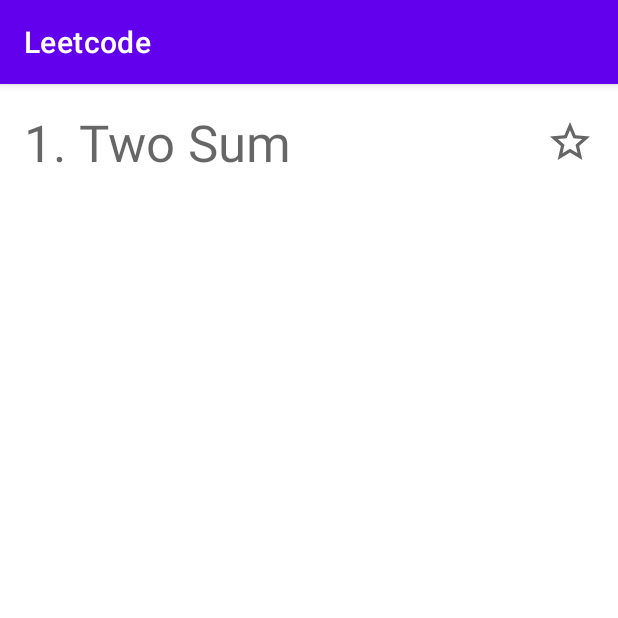
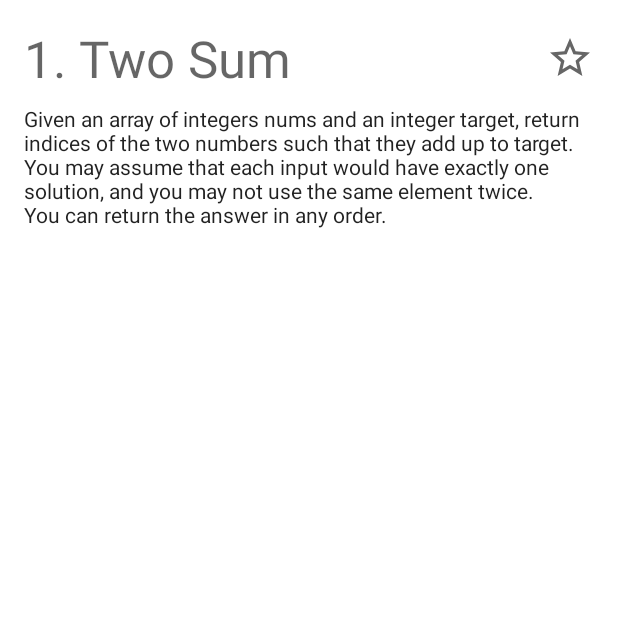
Before and after one commit to ademar111190/leetcode, an Android app: the screen it shows after launch (HomeActivity before the commit, DetailActivity after it), after a tap on "1. Two Sum", on a phone screen of 412 x 824 dp, the top half of it. Run offline under Robolectric (Android 15) with nearby library versions, the phone set to English and light mode, and no system bars.

Commit message:
Initial detail page

```diff
--- a/app/src/main/AndroidManifest.xml
+++ b/app/src/main/AndroidManifest.xml
@@ -3,14 +3,14 @@
     package="ademar.leetcode">
 
     <application
-        android:allowBackup="true"
+        android:allowBackup="false"
         android:icon="@mipmap/ic_launcher"
         android:label="@string/app_name"
         android:roundIcon="@mipmap/ic_launcher_round"
         android:supportsRtl="true"
         android:theme="@style/Theme.Leetcode">
         <activity
-            android:name=".HomeActivity"
+            android:name="ademar.leetcode.page.home.HomeActivity"
             android:exported="true">
             <intent-filter>
                 <action android:name="android.intent.action.MAIN" />
@@ -18,6 +18,8 @@
                 <category android:name="android.intent.category.LAUNCHER" />
             </intent-filter>
         </activity>
+
+        <activity android:name=".page.detail.DetailActivity" />
     </application>
 
 </manifest>
--- a/app/src/main/java/ademar/leetcode/Difficulty.kt
+++ b/app/src/main/java/ademar/leetcode/model/Difficulty.kt
@@ -1,5 +1,6 @@
-package ademar.leetcode
+package ademar.leetcode.model
 
+import ademar.leetcode.R
 import androidx.annotation.DrawableRes
 import androidx.annotation.StringRes
 
--- a/app/src/main/java/ademar/leetcode/HomeItem.kt
+++ b/app/src/main/java/ademar/leetcode/model/Problem.kt
@@ -1,6 +1,6 @@
-package ademar.leetcode
+package ademar.leetcode.model
 
-data class HomeItem(
+data class Problem(
     val title: String,
     val description: String,
     val difficulty: Difficulty,
--- /dev/null
+++ b/app/src/main/java/ademar/leetcode/page/detail/DetailActivity.kt
@@ -0,0 +1,36 @@
+package ademar.leetcode.page.detail
+
+import ademar.leetcode.R
+import ademar.leetcode.model.Difficulty
+import ademar.leetcode.model.Problem
+import android.os.Bundle
+import android.widget.ImageView
+import android.widget.TextView
+import androidx.appcompat.app.AppCompatActivity
+
+class DetailActivity : AppCompatActivity() {
+
+    override fun onCreate(savedInstanceState: Bundle?) {
+        super.onCreate(savedInstanceState)
+        setContentView(R.layout.detail_activity)
+
+        val problem = Problem(
+            title = "1. Two Sum",
+            description = """
+                        Given an array of integers nums and an integer target, return indices of the two numbers such that they add up to target.
+                        You may assume that each input would have exactly one solution, and you may not use the same element twice.
+                        You can return the answer in any order.
+                    """.trimIndent(),
+            difficulty = Difficulty.EASY,
+        )
+
+        val title = findViewById<TextView>(R.id.title)
+        val description = findViewById<TextView>(R.id.description)
+        val image = findViewById<ImageView>(R.id.difficulty)
+
+        title.text = problem.title
+        description.text = problem.description
+        image.setImageResource(problem.difficulty.image)
+    }
+
+}
--- a/app/src/main/java/ademar/leetcode/HomeActivity.kt
+++ b/app/src/main/java/ademar/leetcode/page/home/HomeActivity.kt
@@ -1,7 +1,11 @@
-package ademar.leetcode
+package ademar.leetcode.page.home
 
+import ademar.leetcode.R
+import ademar.leetcode.model.Difficulty
+import ademar.leetcode.model.Problem
+import ademar.leetcode.page.detail.DetailActivity
+import android.content.Intent
 import android.os.Bundle
-import android.util.Log
 import androidx.appcompat.app.AppCompatActivity
 import androidx.recyclerview.widget.LinearLayoutManager
 import androidx.recyclerview.widget.RecyclerView
@@ -16,7 +20,7 @@ class HomeActivity : AppCompatActivity() {
         recycler.layoutManager = LinearLayoutManager(this)
         recycler.adapter = HomeAdapter(
             items = listOf(
-                HomeItem(
+                Problem(
                     title = "1. Two Sum",
                     description = """
                         Given an array of integers nums and an integer target, return indices of the two numbers such that they add up to target.
@@ -27,7 +31,7 @@ class HomeActivity : AppCompatActivity() {
                 ),
             ),
             callback = {
-                Log.d("Home", "$it")
+                startActivity(Intent(this, DetailActivity::class.java))
             }
         )
     }
--- a/app/src/main/java/ademar/leetcode/HomeAdapter.kt
+++ b/app/src/main/java/ademar/leetcode/page/home/HomeAdapter.kt
@@ -1,12 +1,14 @@
-package ademar.leetcode
+package ademar.leetcode.page.home
 
+import ademar.leetcode.model.Problem
+import ademar.leetcode.R
 import android.view.LayoutInflater
 import android.view.ViewGroup
 import androidx.recyclerview.widget.RecyclerView
 
 class HomeAdapter(
-    private val items: List<HomeItem>,
-    private val callback: (HomeItem) -> Unit,
+    private val items: List<Problem>,
+    private val callback: (Problem) -> Unit,
 ) : RecyclerView.Adapter<HomeViewHolder>() {
 
     override fun onCreateViewHolder(parent: ViewGroup, viewType: Int): HomeViewHolder {
--- a/app/src/main/java/ademar/leetcode/HomeViewHolder.kt
+++ b/app/src/main/java/ademar/leetcode/page/home/HomeViewHolder.kt
@@ -1,5 +1,7 @@
-package ademar.leetcode
+package ademar.leetcode.page.home
 
+import ademar.leetcode.model.Problem
+import ademar.leetcode.R
 import android.content.Context
 import android.view.View
 import android.widget.ImageView
@@ -8,10 +10,10 @@ import androidx.recyclerview.widget.RecyclerView
 
 class HomeViewHolder(
     view: View,
-    private val callback: (HomeItem) -> Unit,
+    private val callback: (Problem) -> Unit,
 ) : RecyclerView.ViewHolder(view) {
 
-    private var item: HomeItem? = null
+    private var item: Problem? = null
 
     init {
         view.setOnClickListener {
@@ -19,7 +21,7 @@ class HomeViewHolder(
         }
     }
 
-    fun bind(item: HomeItem) {
+    fun bind(item: Problem) {
         this.item = item
         val title = itemView.findViewById<TextView>(R.id.title)
         val difficulty = itemView.findViewById<ImageView>(R.id.difficulty)
--- /dev/null
+++ b/app/src/main/res/layout/detail_activity.xml
@@ -0,0 +1,58 @@
+<?xml version="1.0" encoding="utf-8"?>
+<ScrollView xmlns:android="http://schemas.android.com/apk/res/android"
+    xmlns:app="http://schemas.android.com/apk/res-auto"
+    xmlns:tools="http://schemas.android.com/tools"
+    android:layout_width="match_parent"
+    android:layout_height="match_parent"
+    android:fillViewport="true">
+
+    <androidx.constraintlayout.widget.ConstraintLayout
+        android:layout_width="match_parent"
+        android:layout_height="wrap_content"
+        android:paddingBottom="16dp">
+
+        <TextView
+            android:id="@+id/title"
+            style="@style/TextAppearance.AppCompat.Display1"
+            android:layout_width="0dp"
+            android:layout_height="wrap_content"
+            android:layout_marginStart="16dp"
+            android:layout_marginTop="16dp"
+            android:layout_marginEnd="16dp"
+            android:layout_marginBottom="16dp"
+            android:ellipsize="end"
+            android:maxLines="2"
+            android:textAlignment="textStart"
+            app:layout_constraintEnd_toStartOf="@+id/difficulty"
+            app:layout_constraintStart_toStartOf="parent"
+            app:layout_constraintTop_toTopOf="parent"
+            tools:text="@string/content_description_difficulty_easy" />
+
+        <ImageView
+            android:id="@+id/difficulty"
+            android:layout_width="32dp"
+            android:layout_height="32dp"
+            android:layout_gravity="center_vertical|end"
+            android:layout_marginEnd="16dp"
+            android:importantForAccessibility="no"
+            app:layout_constraintBottom_toBottomOf="@id/title"
+            app:layout_constraintEnd_toEndOf="parent"
+            app:layout_constraintStart_toEndOf="@+id/title"
+            app:layout_constraintTop_toTopOf="@id/title"
+            app:srcCompat="@drawable/ic_difficulty_easy" />
+
+        <TextView
+            android:id="@+id/description"
+            style="@style/TextAppearance.AppCompat.Body1"
+            android:layout_width="0dp"
+            android:layout_height="wrap_content"
+            android:layout_marginStart="16dp"
+            android:layout_marginTop="8dp"
+            android:layout_marginEnd="16dp"
+            app:layout_constraintEnd_toEndOf="parent"
+            app:layout_constraintStart_toStartOf="parent"
+            app:layout_constraintTop_toBottomOf="@+id/title"
+            tools:text="@tools:sample/lorem" />
+
+    </androidx.constraintlayout.widget.ConstraintLayout>
+</ScrollView>
--- a/app/src/main/res/layout/home_activity.xml
+++ b/app/src/main/res/layout/home_activity.xml
@@ -4,7 +4,7 @@
     xmlns:tools="http://schemas.android.com/tools"
     android:layout_width="match_parent"
     android:layout_height="match_parent"
-    tools:context=".HomeActivity">
+    tools:context=".page.home.HomeActivity">
 
     <androidx.recyclerview.widget.RecyclerView
         android:id="@+id/recycler"
--- a/app/src/main/res/values-night/themes.xml
+++ b/app/src/main/res/values-night/themes.xml
@@ -1,5 +1,6 @@
 <resources xmlns:tools="http://schemas.android.com/tools">
-    <style name="Theme.Leetcode" parent="Theme.MaterialComponents.DayNight.DarkActionBar">
+
+    <style name="Theme.Leetcode" parent="Theme.MaterialComponents.DayNight.NoActionBar">
         <item name="colorPrimary">@color/purple_200</item>
         <item name="colorPrimaryVariant">@color/purple_700</item>
         <item name="colorOnPrimary">@color/black</item>
@@ -8,4 +9,5 @@
         <item name="colorOnSecondary">@color/black</item>
         <item name="android:statusBarColor" tools:targetApi="l">?attr/colorPrimaryVariant</item>
     </style>
+
 </resources>
--- a/app/src/main/res/values/themes.xml
+++ b/app/src/main/res/values/themes.xml
@@ -1,5 +1,6 @@
 <resources xmlns:tools="http://schemas.android.com/tools">
-    <style name="Theme.Leetcode" parent="Theme.MaterialComponents.DayNight.DarkActionBar">
+
+    <style name="Theme.Leetcode" parent="Theme.MaterialComponents.DayNight.NoActionBar">
         <item name="colorPrimary">@color/purple_500</item>
         <item name="colorPrimaryVariant">@color/purple_700</item>
         <item name="colorOnPrimary">@color/white</item>
@@ -8,4 +9,5 @@
         <item name="colorOnSecondary">@color/black</item>
         <item name="android:statusBarColor" tools:targetApi="l">?attr/colorPrimaryVariant</item>
     </style>
+
 </resources>
```
